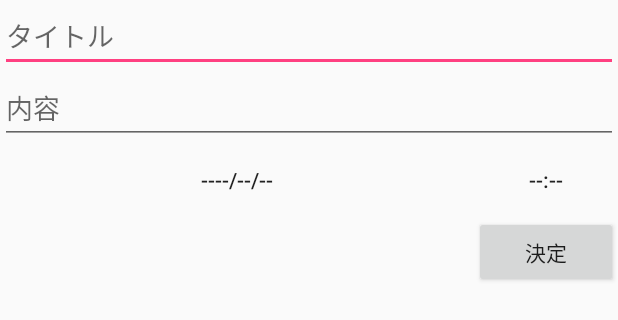
After one commit to critical-bug/android-TaskApp, an Android app: the layout content_input.xml on its own in the app's theme, with its tools: preview values and no code run, on a phone screen of 412 x 824 dp. The commit adds this screen. Shown: the top 320 px of the screen. Run offline under Robolectric (Android 15) with nearby library versions, the phone set to English and light mode, and no system bars.

Commit message:
タスクを入力・編集する画面を作成中

```diff
--- a/app/src/main/java/jp/techacademy/critical_bug/taskapp/MainActivity.java
+++ b/app/src/main/java/jp/techacademy/critical_bug/taskapp/MainActivity.java
@@ -1,5 +1,6 @@
 package jp.techacademy.critical_bug.taskapp;
 
+import android.content.Intent;
 import android.os.Bundle;
 import android.support.design.widget.FloatingActionButton;
 import android.support.design.widget.Snackbar;
@@ -17,6 +18,8 @@ import io.realm.RealmResults;
 import io.realm.Sort;
 
 public class MainActivity extends AppCompatActivity {
+    public final static String EXTRA_TASK = "jp.techacademy.taro.kirameki.taskapp.TASK";
+
     private Realm mRealm;
     private RealmResults<Task> mTaskRealmResults;
     private ListView mListView;
@@ -31,8 +34,7 @@ public class MainActivity extends AppCompatActivity {
         fab.setOnClickListener(new View.OnClickListener() {
             @Override
             public void onClick(View view) {
-                Snackbar.make(view, "Replace with your own action", Snackbar.LENGTH_LONG)
-                        .setAction("Action", null).show();
+                startActivity(new Intent(MainActivity.this, InputActivity.class));
             }
         });
 
--- /dev/null
+++ b/app/src/main/res/layout/content_input.xml
@@ -0,0 +1,46 @@
+<?xml version="1.0" encoding="utf-8"?>
+<RelativeLayout xmlns:android="http://schemas.android.com/apk/res/android"
+    xmlns:app="http://schemas.android.com/apk/res-auto"
+    xmlns:tools="http://schemas.android.com/tools"
+    android:layout_width="match_parent"
+    android:layout_height="match_parent"
+    app:layout_behavior="@string/appbar_scrolling_view_behavior"
+    tools:showIn="@layout/activity_input">
+
+    <EditText
+        android:id="@+id/title_edit_text"
+        android:layout_width="match_parent"
+        android:layout_height="wrap_content"
+        android:hint="タイトル" />
+    <EditText
+        android:id="@+id/content_edit_text"
+        android:layout_width="match_parent"
+        android:layout_height="wrap_content"
+        android:layout_below="@id/title_edit_text"
+        android:hint="内容" />
+    <Button
+        android:id="@+id/date_button"
+        android:layout_width="0dp"
+        android:layout_height="wrap_content"
+        android:layout_below="@id/content_edit_text"
+        android:layout_alignParentStart="true"
+        android:layout_toLeftOf="@+id/times_button"
+        android:text="----/--/--"
+        style="@style/Widget.AppCompat.Button.Borderless" />
+    <Button
+        android:id="@id/times_button"
+        android:layout_width="96dp"
+        android:layout_height="wrap_content"
+        android:layout_below="@id/content_edit_text"
+        android:layout_alignParentRight="true"
+        android:text="--:--"
+        style="@style/Widget.AppCompat.Button.Borderless" />
+    <Button
+        android:id="@+id/done_button"
+        android:layout_width="96dp"
+        android:layout_height="wrap_content"
+        android:layout_below="@id/times_button"
+        android:layout_alignParentRight="true"
+        android:text="決定" />
+
+</RelativeLayout>
```
Also changed, not shown: app/src/main/AndroidManifest.xml (+10 -1 lines), app/src/main/java/jp/techacademy/critical_bug/taskapp/InputActivity.java (added, +151 -0 lines), app/src/main/res/layout/activity_input.xml (added, +26 -0 lines).
